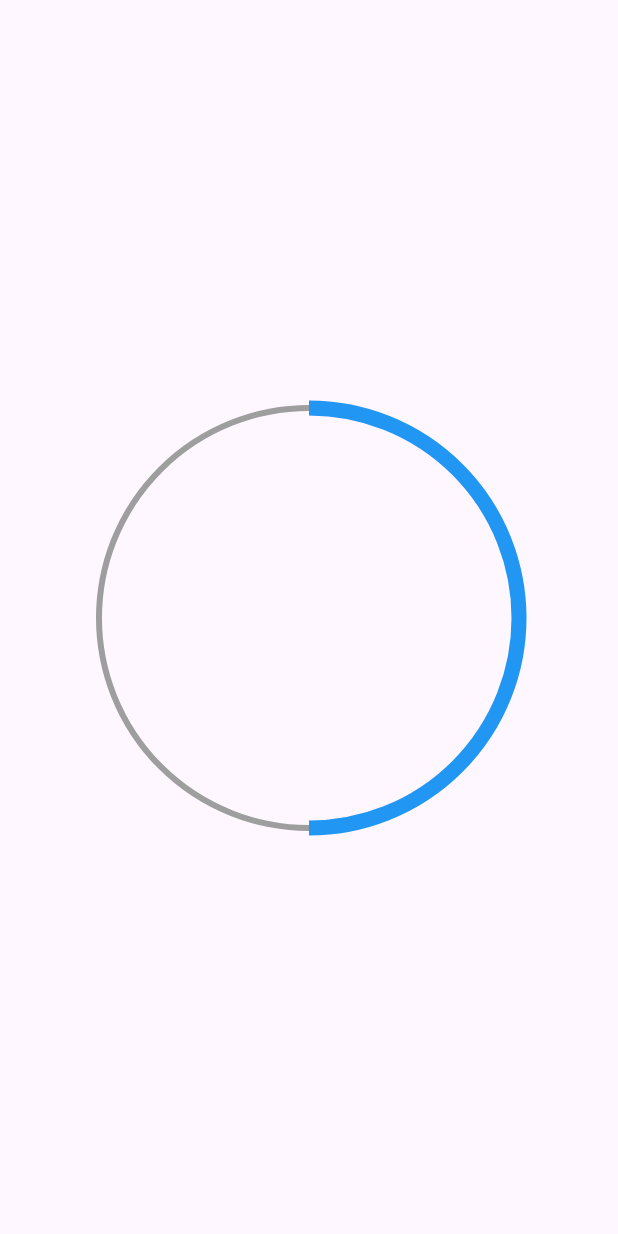
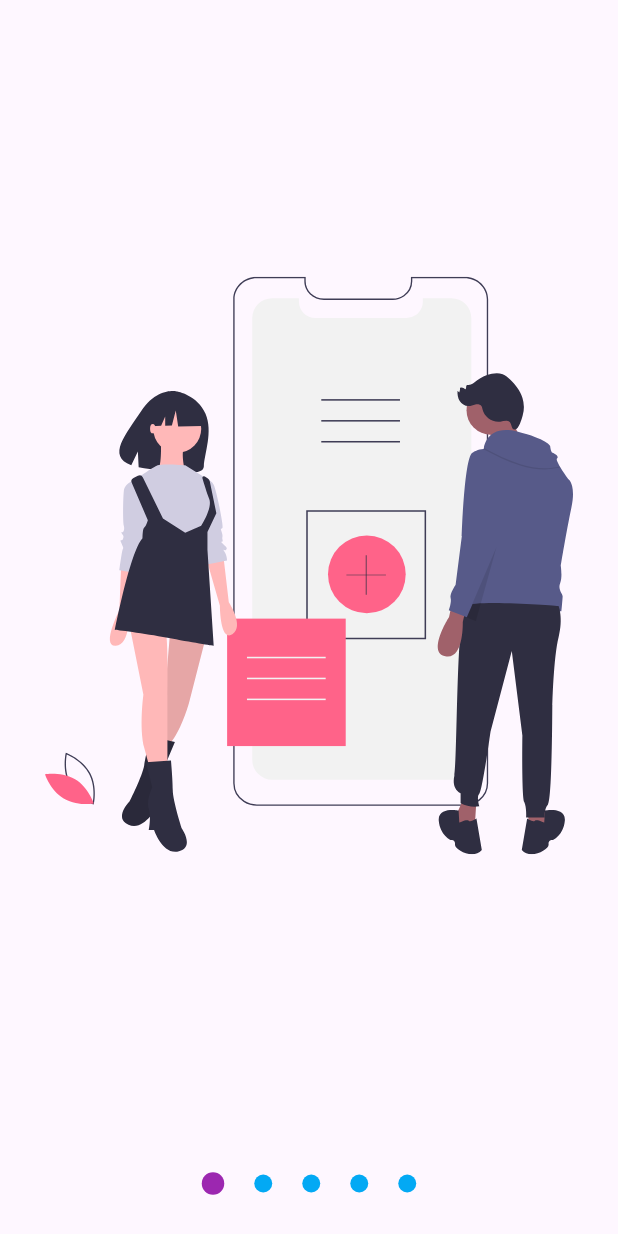
Before and after one commit to jenni9805/disenos_app, a Flutter app: the screen it shows after launch, on a phone screen of 412 x 824 dp. Run offline on Flutter 3.47's test engine with Material 3 defaults, Android fonts, the phone set to English and light mode, and no system bars; our stand-ins replace flutter_svg.

Commit message:
Slideshow completed

```diff
--- /dev/null
+++ b/lib/commons/assets.dart
@@ -0,0 +1,7 @@
+class Assets {
+  static const slide1 = 'assets/svgs/slide-1.svg';
+  static const slide2 = 'assets/svgs/slide-2.svg';
+  static const slide3 = 'assets/svgs/slide-3.svg';
+  static const slide4 = 'assets/svgs/slide-4.svg';
+  static const slide5 = 'assets/svgs/slide-5.svg';
+}
--- a/lib/main.dart
+++ b/lib/main.dart
@@ -1,7 +1,8 @@
 //import 'package:disenos_app/src/challenges/square_animated_page.dart';
 //import 'package:disenos_app/src/pages/animation_page.dart';
 //import 'package:disenos_app/src/pages/headers_page.dart';
-import 'package:disenos_app/src/pages/circular_progress_page.dart';
+//import 'package:disenos_app/src/pages/graphics_circulars_page.dart';
+import 'package:disenos_app/src/pages/slideshow_page.dart';
 import 'package:flutter/material.dart';
 
 void main() {
@@ -21,7 +22,7 @@ class MyApp extends StatelessWidget {
         colorScheme: ColorScheme.fromSeed(seedColor: Colors.deepPurple),
         useMaterial3: true,
       ),
-      home: const CircularProgressPage(),
+      home: const SlideshowPage(),
     );
   }
 }
--- /dev/null
+++ b/lib/src/atoms/slideshow_page.dart
@@ -0,0 +1,140 @@
+import 'package:disenos_app/commons/assets.dart';
+import 'package:disenos_app/src/providers/slider_provider.dart';
+import 'package:flutter/material.dart';
+import 'package:flutter_svg/svg.dart';
+import 'package:provider/provider.dart';
+
+class SlideShowPage extends StatelessWidget {
+  const SlideShowPage({super.key});
+
+  @override
+  Widget build(BuildContext context) {
+    return ChangeNotifierProvider(
+      create: (_) => SliderProvider(),
+      child: const Scaffold(
+        body: Center(
+          child: Column(
+            children: [
+              Expanded(
+                child: _Slides(),
+              ),
+              _Dots(),
+            ],
+          ),
+        ),
+      ),
+    );
+  }
+}
+
+class _Slides extends StatefulWidget {
+  const _Slides();
+
+  @override
+  State<_Slides> createState() => _SlidesState();
+}
+
+class _SlidesState extends State<_Slides> {
+  final PageController pageController = PageController();
+
+  @override
+  void initState() {
+    pageController.addListener(() {
+      Provider.of<SliderProvider>(context, listen: false).currentPage =
+          pageController.page ?? 0;
+    });
+    super.initState();
+  }
+
+  @override
+  void dispose() {
+    pageController.dispose();
+    super.dispose();
+  }
+
+  @override
+  Widget build(BuildContext context) {
+    return SizedBox(
+      child: PageView(
+        controller: pageController,
+        children: const [
+          _Slide(svg: Assets.slide1),
+          _Slide(svg: Assets.slide2),
+          _Slide(svg: Assets.slide3),
+        ],
+      ),
+    );
+  }
+}
+
+class _Slide extends StatelessWidget {
+  @override
+  const _Slide({
+    required this.svg,
+  });
+
+  final String svg;
+
+  @override
+  Widget build(BuildContext context) {
+    return Container(
+      width: double.infinity,
+      height: double.infinity,
+      padding: const EdgeInsets.all(30),
+      child: SvgPicture.asset(svg),
+    );
+  }
+}
+
+class _Dots extends StatelessWidget {
+  const _Dots();
+
+  @override
+  Widget build(BuildContext context) {
+    return const SizedBox(
+      width: double.infinity,
+      height: 70,
+      child: Row(
+        mainAxisAlignment: MainAxisAlignment.center,
+        children: [
+          _Dot(
+            index: 0,
+          ),
+          _Dot(
+            index: 1,
+          ),
+          _Dot(
+            index: 2,
+          ),
+        ],
+      ),
+    );
+  }
+}
+
+class _Dot extends StatelessWidget {
+  final int index;
+
+  const _Dot({
+    required this.index,
+  });
+
+  @override
+  Widget build(BuildContext context) {
+    final sliderProvider = Provider.of<SliderProvider>(context);
+    final isSelected = sliderProvider.currentPage >= index - 0.5 &&
+        sliderProvider.currentPage < index + 0.5;
+    return AnimatedContainer(
+      width: 12,
+      height: 12,
+      margin: const EdgeInsets.symmetric(horizontal: 5),
+      decoration: BoxDecoration(
+        color: isSelected ? Colors.blue : Colors.grey,
+        shape: BoxShape.circle,
+      ),
+      duration: const Duration(
+        milliseconds: 200,
+      ),
+    );
+  }
+}
--- /dev/null
+++ b/lib/src/pages/slideshow_page.dart
@@ -0,0 +1,51 @@
+import 'package:disenos_app/commons/assets.dart';
+import 'package:disenos_app/src/pages/widgets/slideshow.dart';
+import 'package:flutter/material.dart';
+import 'package:flutter_svg/svg.dart';
+
+class SlideshowPage extends StatelessWidget {
+  const SlideshowPage({super.key});
+
+  @override
+  Widget build(BuildContext context) {
+    final listWidgets = [
+      SvgPicture.asset(Assets.slide1),
+      SvgPicture.asset(Assets.slide2),
+      SvgPicture.asset(Assets.slide3),
+      SvgPicture.asset(Assets.slide4),
+      SvgPicture.asset(Assets.slide5),
+    ];
+
+    return Scaffold(
+      body: Center(
+        child: Column(
+          children: [
+            _MySlideShow(listWidgets: listWidgets),
+          ],
+        ),
+      ),
+    );
+  }
+}
+
+class _MySlideShow extends StatelessWidget {
+  const _MySlideShow({
+    super.key,
+    required this.listWidgets,
+  });
+
+  final List<SvgPicture> listWidgets;
+
+  @override
+  Widget build(BuildContext context) {
+    return Expanded(
+      child: Slideshow(
+        slides: listWidgets,
+        primaryColor: Colors.purple,
+        secondaryColor: Colors.lightBlue,
+        bulletPrimary: 15,
+        separation: 10,
+      ),
+    );
+  }
+}
--- /dev/null
+++ b/lib/src/pages/widgets/slideshow.dart
@@ -0,0 +1,232 @@
+import 'package:flutter/material.dart';
+
+import 'package:provider/provider.dart';
+
+class Slideshow extends StatelessWidget {
+  final List<Widget> slides;
+  final bool dotsUp;
+  final Color primaryColor;
+  final Color secondaryColor;
+  final double separation;
+  final double bulletPrimary;
+  final double bulletSecondary;
+
+  const Slideshow({
+    super.key,
+    required this.slides,
+    this.dotsUp = false,
+    this.primaryColor = Colors.blue,
+    this.secondaryColor = Colors.grey,
+    this.separation = 5,
+    this.bulletPrimary = 12,
+    this.bulletSecondary = 12,
+  });
+
+  @override
+  Widget build(BuildContext context) {
+    return ChangeNotifierProvider(
+      create: (context) => _SliderProvider(),
+      child: SafeArea(
+        child: Center(
+          child: Builder(
+            builder: (context) {
+              Provider.of<_SliderProvider>(context)._colorPrimary =
+                  primaryColor;
+
+              Provider.of<_SliderProvider>(context)._colorSecondary =
+                  secondaryColor;
+              Provider.of<_SliderProvider>(context).separation = separation;
+              Provider.of<_SliderProvider>(context).bulletPrimary =
+                  bulletPrimary;
+              Provider.of<_SliderProvider>(context).bulletSecondary =
+                  bulletSecondary;
+
+              return Column(
+                children: [
+                  if (dotsUp)
+                    _Dots(
+                      totalSlides: slides.length,
+                    ),
+                  Expanded(
+                    child: _Slides(
+                      slides: slides,
+                    ),
+                  ),
+                  if (!dotsUp)
+                    _Dots(
+                      totalSlides: slides.length,
+                    ),
+                ],
+              );
+            },
+          ),
+        ),
+      ),
+    );
+  }
+}
+
+class _Slides extends StatefulWidget {
+  final List<Widget> slides;
+
+  const _Slides({
+    required this.slides,
+  });
+
+  @override
+  State<_Slides> createState() => _SlidesState();
+}
+
+class _SlidesState extends State<_Slides> {
+  final PageController pageController = PageController();
+
+  @override
+  void initState() {
+    pageController.addListener(() {
+      Provider.of<_SliderProvider>(context, listen: false).currentPage =
+          pageController.page ?? 0;
+    });
+    super.initState();
+  }
+
+  @override
+  void dispose() {
+    pageController.dispose();
+    super.dispose();
+  }
+
+  @override
+  Widget build(BuildContext context) {
+    return SizedBox(
+      child: PageView(
+        controller: pageController,
+        children: widget.slides
+            .map((slide) => _Slide(
+                  slide: slide,
+                ))
+            .toList(),
+      ),
+    );
+  }
+}
+
+class _Slide extends StatelessWidget {
+  final Widget slide;
+
+  @override
+  const _Slide({
+    required this.slide,
+  });
+
+  @override
+  Widget build(BuildContext context) {
+    return Container(
+      width: double.infinity,
+      height: double.infinity,
+      padding: const EdgeInsets.all(30),
+      child: slide,
+    );
+  }
+}
+
+class _Dots extends StatelessWidget {
+  final int totalSlides;
+
+  const _Dots({
+    required this.totalSlides,
+  });
+
+  @override
+  Widget build(BuildContext context) {
+    return SizedBox(
+      width: double.infinity,
+      height: 70,
+      child: Row(
+        mainAxisAlignment: MainAxisAlignment.center,
+        children: List.generate(
+          totalSlides,
+          (i) => _Dot(
+            index: i,
+          ),
+        ),
+      ),
+    );
+  }
+}
+
+class _Dot extends StatelessWidget {
+  final int index;
+
+  const _Dot({
+    required this.index,
+  });
+
+  @override
+  Widget build(BuildContext context) {
+    final sliderProvider = Provider.of<_SliderProvider>(context);
+    final isSelected = sliderProvider.currentPage >= index - 0.5 &&
+        sliderProvider.currentPage < index + 0.5;
+
+    return AnimatedContainer(
+      width: isSelected
+          ? sliderProvider.bulletPrimary
+          : sliderProvider.bulletSecondary,
+      height: isSelected
+          ? sliderProvider.bulletPrimary
+          : sliderProvider.bulletSecondary,
+      margin: EdgeInsets.symmetric(
+        horizontal: sliderProvider.separation,
+      ),
+      decoration: BoxDecoration(
+        color: isSelected
+            ? sliderProvider.colorPrimary
+            : sliderProvider.colorSecondary,
+        shape: BoxShape.circle,
+      ),
+      duration: const Duration(
+        milliseconds: 200,
+      ),
+    );
+  }
+}
+
+class _SliderProvider with ChangeNotifier {
+  double _currentPage = 0;
+  Color _colorPrimary = Colors.blue;
+  Color _colorSecondary = Colors.grey;
+  double _separation = 5;
+  double _bulletPrimary = 12;
+  double _bulletSecondary = 12;
+
+  double get currentPage => _currentPage;
+  Color get colorPrimary => _colorPrimary;
+  Color get colorSecondary => _colorSecondary;
+  double get separation => _separation;
+  double get bulletPrimary => _bulletPrimary;
+  double get bulletSecondary => _bulletSecondary;
+
+  set currentPage(double value) {
+    _currentPage = value;
+    notifyListeners();
+  }
+
+  set colorPrimary(Color value) {
+    _colorPrimary = value;
+  }
+
+  set colorSecondary(Color value) {
+    _colorSecondary = value;
+  }
+
+  set separation(double value) {
+    _separation = value;
+  }
+
+  set bulletPrimary(double value) {
+    _bulletPrimary = value;
+  }
+
+  set bulletSecondary(double value) {
+    _bulletSecondary = value;
+  }
+}
--- /dev/null
+++ b/lib/src/providers/slider_provider.dart
@@ -0,0 +1,11 @@
+import 'package:flutter/material.dart';
+
+class SliderProvider with ChangeNotifier {
+  double _currentPage = 0;
+  double get currentPage => _currentPage;
+
+  set currentPage(double value) {
+    _currentPage = value;
+    notifyListeners();
+  }
+}
--- a/pubspec.yaml
+++ b/pubspec.yaml
@@ -35,6 +35,8 @@ dependencies:
   # The following adds the Cupertino Icons font to your application.
   # Use with the CupertinoIcons class for iOS style icons.
   cupertino_icons: ^1.0.8
+  flutter_svg: ^2.0.16
+  provider: ^6.1.2
 
 dev_dependencies:
   flutter_test:
@@ -59,8 +61,8 @@ flutter:
   uses-material-design: true
 
   # To add assets to your application, add an assets section, like this:
-  # assets:
-  #   - images/a_dot_burr.jpeg
+  assets:
+    - assets/svgs/
   #   - images/a_dot_ham.jpeg
 
   # An image asset can refer to one or more resolution-specific "variants", see
```
Also changed, not shown: lib/src/atoms/circular_progress_page.dart (renamed from lib/src/pages/circular_progress_page.dart, +46 -2 lines), lib/src/pages/graphics_circulars_page.dart (added, +95 -0 lines), lib/src/pages/widgets/radial_progress.dart (added, +146 -0 lines), assets/svgs/slide-1.svg (added), assets/svgs/slide-2.svg (added), assets/svgs/slide-3.svg (added), assets/svgs/slide-4.svg (added), assets/svgs/slide-5.svg (added), lib/models/slider_model.dart (added), pubspec.lock.
